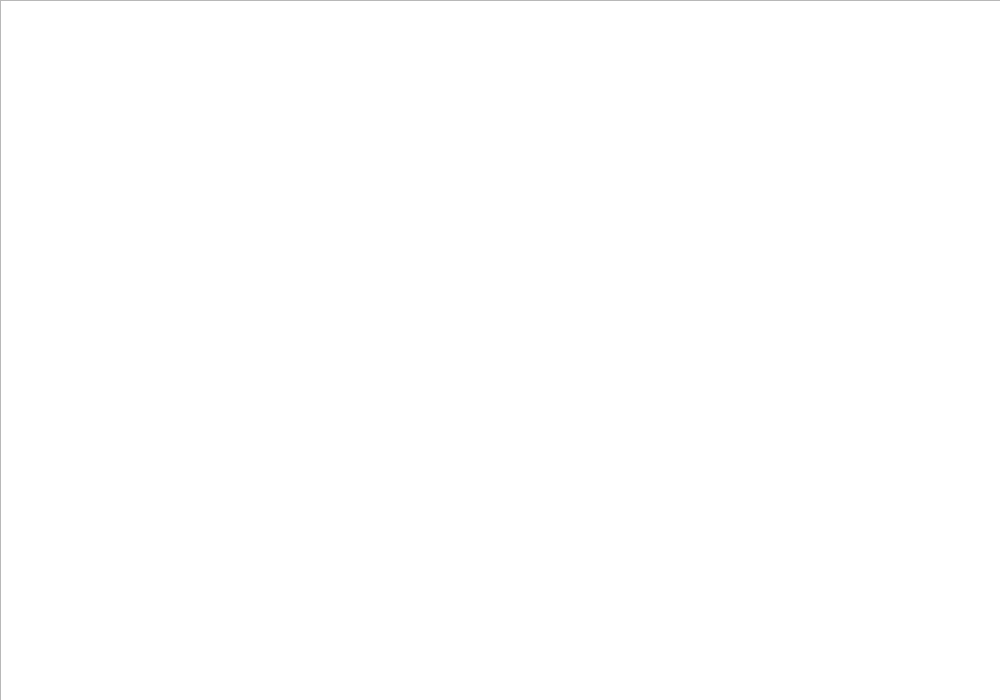
This is PRUEBAS/nivel1.ui in emanuel-engineer/INFOR_2_FINAL as Qt 5 draws it before an edit. The edited form follows.
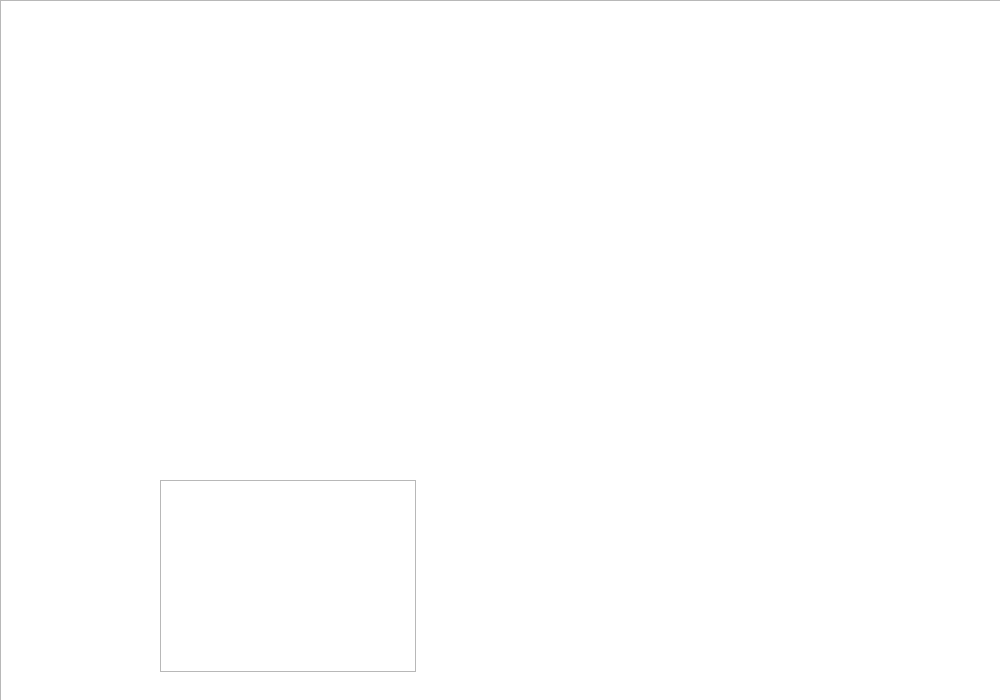
This is the edited form. Icons and pictures are not drawn.

Commit message: Añadimos roca a nivel1, falta randomizar su aparicion (Maximo 6) y volverla interactuable con el jugador.

Patch:
```diff
--- a/PRUEBAS/nivel1.ui
+++ b/PRUEBAS/nivel1.ui
@@ -29,7 +29,7 @@
    <property name="geometry">
     <rect>
      <x>10</x>
-     <y>350</y>
+     <y>470</y>
      <width>981</width>
      <height>171</height>
     </rect>
@@ -82,8 +82,19 @@
     <string notr="true">background-image: url(:/new/sprites/Piso.png);</string>
    </property>
   </widget>
+  <widget class="QGraphicsView" name="piedra">
+   <property name="geometry">
+    <rect>
+     <x>160</x>
+     <y>480</y>
+     <width>256</width>
+     <height>192</height>
+    </rect>
+   </property>
+  </widget>
   <zorder>graphicsView_2</zorder>
   <zorder>graphicsView</zorder>
+  <zorder>piedra</zorder>
  </widget>
  <resources/>
  <connections/>
```
The commit also changes 9 other files.
